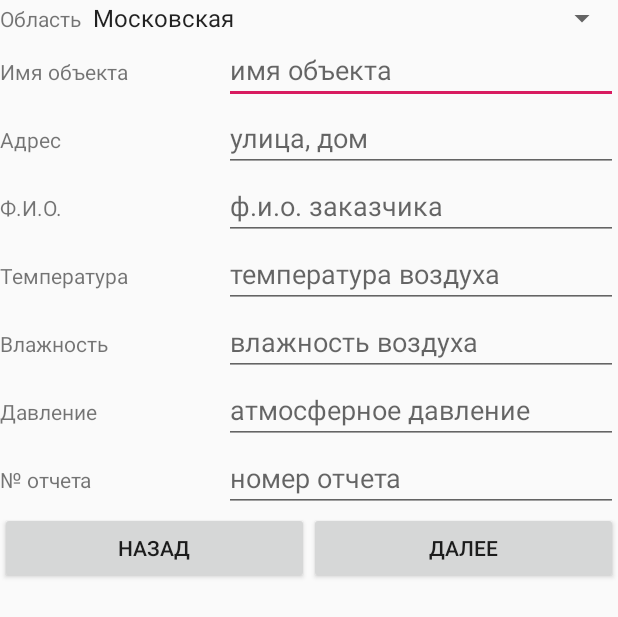
After one commit to Daniil62/Job4jExam, an Android app: the layout custom_layout.xml on its own in the app's theme, with its tools: preview values and no code run, on a phone screen of 412 x 824 dp. The commit adds this screen. Shown: the top 617 px of the screen. Run offline under Robolectric (Android 15) with nearby library versions, the phone set to English and light mode, and no system bars.

Commit message:
6. Компоненты для ввода данных.[#260280]

```diff
--- /dev/null
+++ b/app/src/main/res/layout/custom_layout.xml
@@ -0,0 +1,216 @@
+<?xml version="1.0" encoding="utf-8"?>
+<ScrollView
+    xmlns:android="http://schemas.android.com/apk/res/android"
+    android:id="@+id/scroll"
+    android:layout_width="match_parent"
+    android:layout_height="wrap_content">
+
+    <LinearLayout
+        android:layout_width="match_parent"
+        android:layout_height="wrap_content"
+        android:orientation="vertical">
+
+        <LinearLayout
+            android:layout_width="match_parent"
+            android:layout_height="match_parent"
+            android:orientation="horizontal">
+
+            <TextView
+                android:id="@+id/textView10"
+                android:layout_width="wrap_content"
+                android:layout_height="wrap_content"
+                android:layout_weight="0"
+                android:text="Область" />
+
+            <Spinner
+                android:id="@+id/spinner"
+                android:layout_width="match_parent"
+                android:layout_height="wrap_content"
+                android:spinnerMode="dialog"
+                android:entries="@array/domain_arrays"
+                android:prompt="@string/domain_prompt"
+                android:layout_weight="1" />
+        </LinearLayout>
+
+        <LinearLayout
+            android:layout_width="match_parent"
+            android:layout_height="match_parent"
+            android:orientation="horizontal">
+
+            <TextView
+                android:id="@+id/textView2"
+                android:layout_width="wrap_content"
+                android:layout_height="wrap_content"
+                android:layout_weight="1"
+                android:width="100dp"
+                android:text="Имя объекта" />
+
+            <EditText
+                android:id="@+id/editText"
+                android:layout_width="wrap_content"
+                android:layout_height="wrap_content"
+                android:layout_weight="1"
+                android:ems="10"
+                android:hint="имя объекта"
+                android:inputType="textPersonName" />
+        </LinearLayout>
+
+        <LinearLayout
+            android:layout_width="match_parent"
+            android:layout_height="match_parent"
+            android:orientation="horizontal">
+
+            <TextView
+                android:id="@+id/textView4"
+                android:layout_width="wrap_content"
+                android:layout_height="wrap_content"
+                android:layout_weight="1"
+                android:width="100dp"
+                android:text="Адрес" />
+
+            <EditText
+                android:id="@+id/editText2"
+                android:layout_width="wrap_content"
+                android:layout_height="wrap_content"
+                android:layout_weight="1"
+                android:ems="10"
+                android:hint="улица, дом"
+                android:inputType="textPersonName" />
+        </LinearLayout>
+
+        <LinearLayout
+            android:layout_width="match_parent"
+            android:layout_height="match_parent"
+            android:orientation="horizontal">
+
+            <TextView
+                android:id="@+id/textView5"
+                android:layout_width="wrap_content"
+                android:layout_height="wrap_content"
+                android:layout_weight="1"
+                android:width="100dp"
+                android:text="Ф.И.О." />
+
+            <EditText
+                android:id="@+id/editText4"
+                android:layout_width="wrap_content"
+                android:layout_height="wrap_content"
+                android:layout_weight="1"
+                android:ems="10"
+                android:hint="ф.и.о. заказчика"
+                android:inputType="textPersonName" />
+        </LinearLayout>
+
+        <LinearLayout
+            android:layout_width="match_parent"
+            android:layout_height="match_parent"
+            android:orientation="horizontal">
+
+            <TextView
+                android:id="@+id/textView6"
+                android:layout_width="wrap_content"
+                android:layout_height="wrap_content"
+                android:layout_weight="1"
+                android:width="100dp"
+                android:text="Температура" />
+
+            <EditText
+                android:id="@+id/editText5"
+                android:layout_width="wrap_content"
+                android:layout_height="wrap_content"
+                android:layout_weight="1"
+                android:ems="10"
+                android:hint="температура воздуха"
+                android:inputType="textPersonName" />
+        </LinearLayout>
+
+        <LinearLayout
+            android:layout_width="match_parent"
+            android:layout_height="match_parent"
+            android:orientation="horizontal">
+
+            <TextView
+                android:id="@+id/textView7"
+                android:layout_width="wrap_content"
+                android:layout_height="wrap_content"
+                android:layout_weight="1"
+                android:width="100dp"
+                android:text="Влажность" />
+
+            <EditText
+                android:id="@+id/editText3"
+                android:layout_width="wrap_content"
+                android:layout_height="wrap_content"
+                android:layout_weight="1"
+                android:ems="10"
+                android:hint="влажность воздуха"
+                android:inputType="textPersonName" />
+        </LinearLayout>
+
+        <LinearLayout
+            android:layout_width="match_parent"
+            android:layout_height="match_parent"
+            android:orientation="horizontal">
+
+            <TextView
+                android:id="@+id/textView8"
+                android:layout_width="wrap_content"
+                android:layout_height="wrap_content"
+                android:layout_weight="1"
+                android:width="100dp"
+                android:text="Давление" />
+
+            <EditText
+                android:id="@+id/editText6"
+                android:layout_width="wrap_content"
+                android:layout_height="wrap_content"
+                android:layout_weight="1"
+                android:ems="10"
+                android:hint="атмосферное давление"
+                android:inputType="textPersonName" />
+        </LinearLayout>
+
+        <LinearLayout
+            android:layout_width="match_parent"
+            android:layout_height="match_parent"
+            android:orientation="horizontal">
+
+            <TextView
+                android:id="@+id/textView9"
+                android:layout_width="wrap_content"
+                android:layout_height="wrap_content"
+                android:layout_weight="1"
+                android:width="100dp"
+                android:text="№ отчета" />
+
+            <EditText
+                android:id="@+id/editText7"
+                android:layout_width="wrap_content"
+                android:layout_height="wrap_content"
+                android:layout_weight="1"
+                android:ems="10"
+                android:hint="номер отчета"
+                android:inputType="textPersonName" />
+        </LinearLayout>
+
+        <LinearLayout
+            android:layout_width="match_parent"
+            android:layout_height="match_parent"
+            android:orientation="horizontal">
+
+            <Button
+                android:id="@+id/button"
+                android:layout_width="wrap_content"
+                android:layout_height="wrap_content"
+                android:layout_weight="1"
+                android:text="НАЗАД" />
+
+            <Button
+                android:id="@+id/button2"
+                android:layout_width="wrap_content"
+                android:layout_height="wrap_content"
+                android:layout_weight="1"
+                android:text="ДАЛЕЕ" />
+        </LinearLayout>
+    </LinearLayout>
+</ScrollView>
--- a/app/src/main/res/values/strings.xml
+++ b/app/src/main/res/values/strings.xml
@@ -1,3 +1,10 @@
 <resources>
     <string name="app_name">Job4j Exam</string>
+    <string name="domain_prompt">Выберите область</string>
+    <string name="exp_date">Дата проведения испытания</string>
+    <string-array name="domain_arrays">
+        <item>Московская</item>
+        <item>СПб</item>
+        <item>Рязанская</item>
+    </string-array>
 </resources>
```
